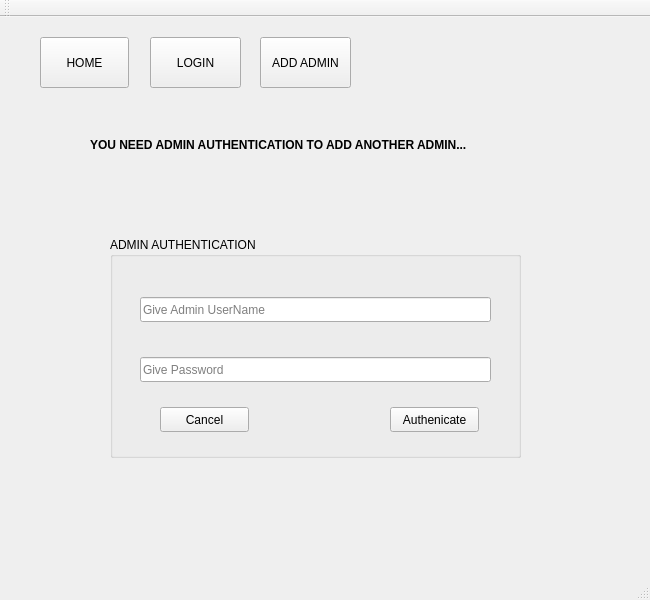
This is mainwindow.ui in RamrajCh/SuperMarket-Billing-System as Qt 5 draws it before an edit. The edited form follows.
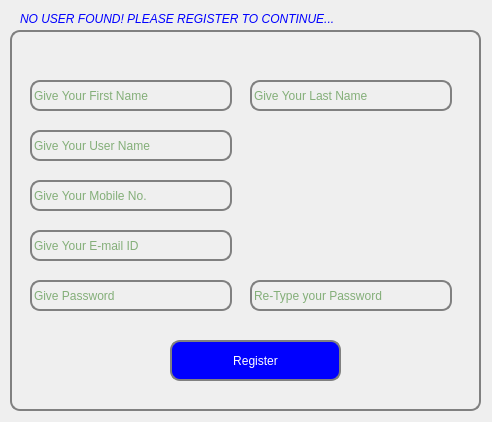
This is the edited form. The open tabs and pages were chosen to show the change. Icons and pictures are not drawn.

```diff
--- a/mainwindow.ui
+++ b/mainwindow.ui
@@ -6,15 +6,28 @@
    <rect>
     <x>0</x>
     <y>0</y>
-    <width>650</width>
-    <height>600</height>
+    <width>492</width>
+    <height>422</height>
    </rect>
   </property>
+  <property name="minimumSize">
+   <size>
+    <width>492</width>
+    <height>422</height>
+   </size>
+  </property>
+  <property name="maximumSize">
+   <size>
+    <width>492</width>
+    <height>422</height>
+   </size>
+  </property>
   <property name="windowTitle">
    <string>MainWindow</string>
   </property>
   <property name="styleSheet">
-   <string notr="true"/>
+   <string notr="true">background-image: url(:/rsz_logo.png);
+</string>
   </property>
   <widget class="QWidget" name="centralWidget">
    <widget class="QStackedWidget" name="mainStack">
@@ -22,189 +35,45 @@
      <rect>
       <x>0</x>
       <y>0</y>
-      <width>651</width>
-      <height>581</height>
+      <width>491</width>
+      <height>421</height>
      </rect>
     </property>
     <property name="currentIndex">
      <number>2</number>
     </property>
-    <widget class="QWidget" name="page">
-     <widget class="QLabel" name="label">
-      <property name="geometry">
-       <rect>
-        <x>110</x>
-        <y>190</y>
-        <width>491</width>
-        <height>111</height>
-       </rect>
-      </property>
-      <property name="styleSheet">
-       <string notr="true"/>
-      </property>
-      <property name="text">
-       <string>&lt;html&gt;&lt;head/&gt;&lt;body&gt;&lt;p&gt;&lt;span style=&quot; font-size:18pt; font-weight:600;&quot;&gt;WELCOME TO &lt;/span&gt;&lt;/p&gt;&lt;p&gt;&lt;span style=&quot; font-size:18pt; font-weight:600;&quot;&gt;SUPERMARKET BILLING SYSTEM!!&lt;/span&gt;&lt;/p&gt;&lt;/body&gt;&lt;/html&gt;</string>
-      </property>
-     </widget>
-     <widget class="QPushButton" name="exitButton">
-      <property name="geometry">
-       <rect>
-        <x>530</x>
-        <y>200</y>
-        <width>89</width>
-        <height>25</height>
-       </rect>
-      </property>
-      <property name="text">
-       <string>Exit</string>
-      </property>
-     </widget>
-     <widget class="QStackedWidget" name="homeStack">
-      <property name="geometry">
-       <rect>
-        <x>80</x>
-        <y>330</y>
-        <width>511</width>
-        <height>80</height>
-       </rect>
-      </property>
-      <property name="currentIndex">
-       <number>0</number>
-      </property>
-      <widget class="QWidget" name="page_4">
-       <widget class="QLabel" name="informLabel">
-        <property name="geometry">
-         <rect>
-          <x>10</x>
-          <y>0</y>
-          <width>271</width>
-          <height>71</height>
-         </rect>
-        </property>
-        <property name="text">
-         <string>&lt;b&gt;No Admin Found!!&lt;br&gt;Please register to continue....&lt;/b&gt;</string>
-        </property>
-       </widget>
-       <widget class="QPushButton" name="registerButton_3">
-        <property name="geometry">
-         <rect>
-          <x>280</x>
-          <y>20</y>
-          <width>181</width>
-          <height>25</height>
-         </rect>
-        </property>
-        <property name="text">
-         <string>Click Here to Register</string>
-        </property>
-       </widget>
-      </widget>
-      <widget class="QWidget" name="page_5"/>
-     </widget>
-    </widget>
+    <widget class="QWidget" name="page"/>
     <widget class="QWidget" name="page_2">
-     <widget class="QStackedWidget" name="registerStack">
-      <property name="geometry">
-       <rect>
-        <x>0</x>
-        <y>70</y>
-        <width>651</width>
-        <height>511</height>
-       </rect>
-      </property>
-      <property name="currentIndex">
-       <number>1</number>
-      </property>
-      <widget class="QWidget" name="page_8">
-       <widget class="QLabel" name="label_2">
-        <property name="geometry">
-         <rect>
-          <x>90</x>
-          <y>50</y>
-          <width>491</width>
-          <height>17</height>
-         </rect>
-        </property>
-        <property name="text">
-         <string>&lt;b&gt;YOU NEED ADMIN AUTHENTICATION TO ADD ANOTHER ADMIN...&lt;/b&gt;</string>
-        </property>
-       </widget>
        <widget class="QGroupBox" name="groupBox_2">
         <property name="geometry">
          <rect>
-          <x>110</x>
-          <y>150</y>
-          <width>411</width>
-          <height>221</height>
-         </rect>
-        </property>
+        <x>10</x>
+        <y>30</y>
+        <width>471</width>
+        <height>381</height>
+       </rect>
+      </property>
+      <property name="styleSheet">
+       <string notr="true"> background:transparent;
+      border: 2px solid gray;
+      border-radius: 10px;
+color: rgb(23, 109, 2);</string>
+      </property>
         <property name="title">
-         <string>ADMIN AUTHENTICATION</string>
-        </property>
-        <widget class="QLineEdit" name="authAdminUserName">
-         <property name="geometry">
-          <rect>
-           <x>30</x>
-           <y>60</y>
-           <width>351</width>
-           <height>25</height>
-          </rect>
-         </property>
-         <property name="placeholderText">
-          <string>Give Admin UserName</string>
-         </property>
-        </widget>
-        <widget class="QLineEdit" name="authAdminPass">
-         <property name="geometry">
-          <rect>
-           <x>30</x>
-           <y>120</y>
-           <width>351</width>
-           <height>25</height>
-          </rect>
-         </property>
-         <property name="placeholderText">
-          <string>Give Password</string>
-         </property>
-        </widget>
-        <widget class="QPushButton" name="authButton">
-         <property name="geometry">
-          <rect>
-           <x>280</x>
-           <y>170</y>
-           <width>89</width>
-           <height>25</height>
-          </rect>
-         </property>
-         <property name="text">
-          <string>Authenicate</string>
-         </property>
-        </widget>
-        <widget class="QPushButton" name="cancelButton_3">
-         <property name="geometry">
-          <rect>
-           <x>50</x>
-           <y>170</y>
-           <width>89</width>
-           <height>25</height>
-          </rect>
-         </property>
-         <property name="text">
-          <string>Cancel</string>
-         </property>
-        </widget>
-       </widget>
-      </widget>
-      <widget class="QWidget" name="page_9">
+       <string/>
+      </property>
        <widget class="QLineEdit" name="userName">
         <property name="geometry">
          <rect>
-          <x>200</x>
-          <y>120</y>
-          <width>281</width>
-          <height>25</height>
-         </rect>
-        </property>
+         <x>20</x>
+         <y>100</y>
+         <width>202</width>
+         <height>31</height>
+        </rect>
+       </property>
+       <property name="styleSheet">
+        <string notr="true">background:transparent</string>
+       </property>
         <property name="placeholderText">
          <string>Give Your User Name</string>
         </property>
@@ -212,41 +81,32 @@
        <widget class="QPushButton" name="registerButton_2">
         <property name="geometry">
          <rect>
-          <x>490</x>
-          <y>360</y>
-          <width>89</width>
-          <height>25</height>
-         </rect>
-        </property>
+         <x>160</x>
+         <y>310</y>
+         <width>171</width>
+         <height>41</height>
+        </rect>
+       </property>
+       <property name="styleSheet">
+        <string notr="true">background:blue;
+color:white;</string>
+       </property>
         <property name="text">
          <string>Register</string>
         </property>
        </widget>
-       <widget class="QPushButton" name="cancelButton_1">
-        <property name="geometry">
-         <rect>
-          <x>70</x>
-          <y>360</y>
-          <width>89</width>
-          <height>25</height>
-         </rect>
-        </property>
-        <property name="text">
-         <string>Cancel</string>
-        </property>
-       </widget>
-       <widget class="QWidget" name="layoutWidget">
-        <property name="geometry">
-         <rect>
-          <x>70</x>
-          <y>60</y>
-          <width>521</width>
-          <height>27</height>
-         </rect>
-        </property>
-        <layout class="QHBoxLayout" name="horizontalLayout">
-         <item>
           <widget class="QLineEdit" name="firstName">
+       <property name="geometry">
+        <rect>
+         <x>20</x>
+         <y>50</y>
+         <width>202</width>
+         <height>31</height>
+        </rect>
+       </property>
+       <property name="styleSheet">
+        <string notr="true">background:transparent</string>
+       </property>
            <property name="text">
             <string/>
            </property>
@@ -254,28 +114,34 @@
             <string>Give Your First Name</string>
            </property>
           </widget>
-         </item>
-         <item>
           <widget class="QLineEdit" name="lastName">
+       <property name="geometry">
+        <rect>
+         <x>240</x>
+         <y>50</y>
+         <width>202</width>
+         <height>31</height>
+        </rect>
+       </property>
+       <property name="styleSheet">
+        <string notr="true">background:transparent</string>
+       </property>
            <property name="placeholderText">
             <string>Give Your Last Name</string>
            </property>
           </widget>
-         </item>
-        </layout>
-       </widget>
-       <widget class="QWidget" name="layoutWidget">
-        <property name="geometry">
-         <rect>
-          <x>60</x>
-          <y>180</y>
-          <width>531</width>
-          <height>27</height>
-         </rect>
-        </property>
-        <layout class="QHBoxLayout" name="horizontalLayout_2">
-         <item>
           <widget class="QLineEdit" name="mobileNum">
+       <property name="geometry">
+        <rect>
+         <x>20</x>
+         <y>150</y>
+         <width>202</width>
+         <height>31</height>
+        </rect>
+       </property>
+       <property name="styleSheet">
+        <string notr="true">background:transparent</string>
+       </property>
            <property name="text">
             <string/>
            </property>
@@ -283,28 +149,34 @@
             <string>Give Your Mobile No.</string>
            </property>
           </widget>
-         </item>
-         <item>
           <widget class="QLineEdit" name="eMail">
+       <property name="geometry">
+        <rect>
+         <x>20</x>
+         <y>200</y>
+         <width>202</width>
+         <height>31</height>
+        </rect>
+       </property>
+       <property name="styleSheet">
+        <string notr="true">background:transparent</string>
+       </property>
            <property name="placeholderText">
             <string>Give Your E-mail ID</string>
            </property>
           </widget>
-         </item>
-        </layout>
-       </widget>
-       <widget class="QWidget" name="layoutWidget">
-        <property name="geometry">
-         <rect>
-          <x>60</x>
-          <y>240</y>
-          <width>531</width>
-          <height>27</height>
-         </rect>
-        </property>
-        <layout class="QHBoxLayout" name="horizontalLayout_3">
-         <item>
           <widget class="QLineEdit" name="getPass">
+       <property name="geometry">
+        <rect>
+         <x>20</x>
+         <y>250</y>
+         <width>202</width>
+         <height>31</height>
+        </rect>
+       </property>
+       <property name="styleSheet">
+        <string notr="true">background:transparent</string>
+       </property>
            <property name="echoMode">
             <enum>QLineEdit::Password</enum>
            </property>
@@ -312,9 +184,18 @@
             <string>Give Password</string>
            </property>
           </widget>
-         </item>
-         <item>
           <widget class="QLineEdit" name="conPass">
+       <property name="geometry">
+        <rect>
+         <x>240</x>
+         <y>250</y>
+         <width>202</width>
+         <height>31</height>
+        </rect>
+       </property>
+       <property name="styleSheet">
+        <string notr="true">background:transparent</string>
+       </property>
            <property name="echoMode">
             <enum>QLineEdit::Password</enum>
            </property>
@@ -322,70 +203,96 @@
             <string>Re-Type your Password</string>
            </property>
           </widget>
-         </item>
-        </layout>
-       </widget>
-      </widget>
+     </widget>
+     <widget class="QLabel" name="label">
+      <property name="geometry">
+       <rect>
+        <x>20</x>
+        <y>10</y>
+        <width>431</width>
+        <height>17</height>
+       </rect>
+      </property>
+      <property name="font">
+       <font>
+        <italic>true</italic>
+       </font>
+      </property>
+      <property name="styleSheet">
+       <string notr="true">color:blue;</string>
+      </property>
+      <property name="text">
+       <string>NO USER FOUND! PLEASE REGISTER TO CONTINUE...</string>
+      </property>
      </widget>
     </widget>
     <widget class="QWidget" name="page_3">
-     <widget class="QPushButton" name="cancelButton_2">
+     <widget class="QPushButton" name="exitButton">
       <property name="geometry">
        <rect>
-        <x>250</x>
-        <y>440</y>
-        <width>89</width>
-        <height>25</height>
+        <x>420</x>
+        <y>364</y>
+        <width>41</width>
+        <height>41</height>
        </rect>
       </property>
-      <property name="text">
-       <string>Cancel</string>
+      <property name="styleSheet">
+       <string notr="true">
+background-image: url(:/exit.jpg);
+border-radius: 20px;
+color:white;
+</string>
       </property>
-     </widget>
-     <widget class="QPushButton" name="loginButton_2">
-      <property name="geometry">
-       <rect>
-        <x>250</x>
-        <y>380</y>
-        <width>89</width>
-        <height>25</height>
-       </rect>
-      </property>
       <property name="text">
-       <string>Login</string>
+       <string/>
       </property>
      </widget>
      <widget class="QGroupBox" name="groupBox">
       <property name="geometry">
        <rect>
-        <x>80</x>
-        <y>130</y>
-        <width>381</width>
-        <height>201</height>
+        <x>10</x>
+        <y>60</y>
+        <width>471</width>
+        <height>291</height>
        </rect>
       </property>
+      <property name="styleSheet">
+       <string notr="true"> background:transparent;
+color: rgb(23, 109, 2);
+      border: 2px solid gray;
+      border-radius: 10px;</string>
+      </property>
       <property name="title">
-       <string>Sign In</string>
+       <string/>
       </property>
-      <widget class="QWidget" name="layoutWidget">
-       <property name="geometry">
-        <rect>
-         <x>30</x>
-         <y>30</y>
-         <width>311</width>
-         <height>161</height>
-        </rect>
-       </property>
-       <layout class="QVBoxLayout" name="verticalLayout">
-        <item>
          <widget class="QLineEdit" name="login_username">
+       <property name="geometry">
+        <rect>
+         <x>70</x>
+         <y>70</y>
+         <width>321</width>
+         <height>41</height>
+        </rect>
+       </property>
+       <property name="styleSheet">
+        <string notr="true">background:transparent</string>
+       </property>
           <property name="placeholderText">
            <string>Username</string>
           </property>
          </widget>
-        </item>
-        <item>
          <widget class="QLineEdit" name="login_password">
+       <property name="geometry">
+        <rect>
+         <x>70</x>
+         <y>140</y>
+         <width>321</width>
+         <height>41</height>
+        </rect>
+       </property>
+       <property name="styleSheet">
+        <string notr="true">background:transparent;</string>
+       </property>
           <property name="echoMode">
            <enum>QLineEdit::Password</enum>
           </property>
@@ -393,69 +300,29 @@
            <string>Password</string>
           </property>
          </widget>
-        </item>
-       </layout>
-      </widget>
-     </widget>
-    </widget>
-   </widget>
-   <widget class="QPushButton" name="homeButton">
+      <widget class="QPushButton" name="loginButton_2">
     <property name="geometry">
      <rect>
-      <x>40</x>
-      <y>20</y>
-      <width>89</width>
-      <height>51</height>
+         <x>70</x>
+         <y>230</y>
+         <width>321</width>
+         <height>41</height>
      </rect>
     </property>
     <property name="styleSheet">
-     <string notr="true"/>
+        <string notr="true">border: 2px solid #8f8f91;
+border-radius: 6px;
+background:blue;
+color:white;
+</string>
     </property>
     <property name="text">
-     <string>HOME</string>
-    </property>
-   </widget>
-   <widget class="QPushButton" name="loginButton_1">
-    <property name="geometry">
-     <rect>
-      <x>150</x>
-      <y>20</y>
-      <width>91</width>
-      <height>51</height>
-     </rect>
-    </property>
-    <property name="styleSheet">
-     <string notr="true"/>
-    </property>
-    <property name="text">
-     <string>LOGIN</string>
-    </property>
-   </widget>
-   <widget class="QPushButton" name="registerButton_1">
-    <property name="geometry">
-     <rect>
-      <x>260</x>
-      <y>20</y>
-      <width>91</width>
-      <height>51</height>
-     </rect>
-    </property>
-    <property name="styleSheet">
-     <string notr="true"/>
-    </property>
-    <property name="text">
-     <string>ADD ADMIN</string>
-    </property>
-   </widget>
-  </widget>
-  <widget class="QStatusBar" name="statusBar"/>
-  <widget class="QToolBar" name="mainToolBar">
-   <attribute name="toolBarArea">
-    <enum>TopToolBarArea</enum>
-   </attribute>
-   <attribute name="toolBarBreak">
-    <bool>false</bool>
-   </attribute>
+        <string>Login</string>
+       </property>
+      </widget>
+     </widget>
+    </widget>
+   </widget>
   </widget>
  </widget>
  <layoutdefault spacing="6" margin="11"/>
```
Lines whose indentation alone changed are shown as unchanged.
